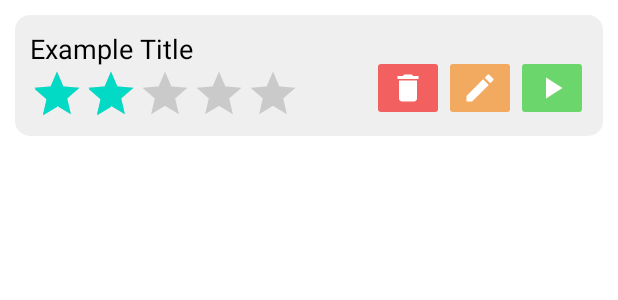
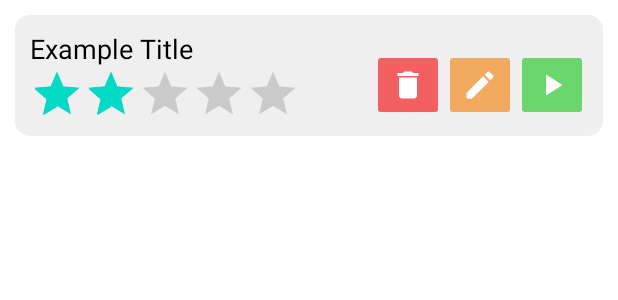
Before and after one commit to Andre-V/ScavHunt, an Android app: the layout row_play_hunt.xml on its own in the app's theme, with its tools: preview values and no code run, on a phone screen of 412 x 824 dp. Shown: the top 300 px of the screen. Run offline under Robolectric (Android 15) with nearby library versions, the phone set to English and light mode, and no system bars.

Commit message:
implement deletion and editing of ScavItem records

```diff
--- a/app/src/main/java/com/example/scavhunt/fragment/create/CreateHuntViewModel.kt
+++ b/app/src/main/java/com/example/scavhunt/fragment/create/CreateHuntViewModel.kt
@@ -7,6 +7,7 @@ import com.example.scavhunt.db.ScavItem
 class CreateHuntViewModel: ViewModel() {
     var hunt : ScavHunt = ScavHunt("")
     var items : MutableList<ScavItem> = mutableListOf()
+    var itemsToDelete : MutableList<ScavItem> = mutableListOf()
     fun setItemsID(id : Int) {
         for (item in items) {
             item.scavHuntId = id
--- a/app/src/main/java/com/example/scavhunt/fragment/play/FragmentPlayHunt.kt
+++ b/app/src/main/java/com/example/scavhunt/fragment/play/FragmentPlayHunt.kt
@@ -74,6 +74,7 @@ class FragmentPlayHunt : Fragment() {
         GlobalScope.launch {
             createHuntViewModel.hunt = item
             createHuntViewModel.items = ScavHuntApp.scavItemDao.selectAllWith(item.id) as MutableList<ScavItem>
+            createHuntViewModel.itemsToDelete = mutableListOf()
             GlobalScope.launch(Dispatchers.Main) {
                 fragment.findNavController().navigate(R.id.create_hunt)
             }
--- a/app/src/main/java/com/example/scavhunt/fragment/play/PlayScavHuntAdapter.kt
+++ b/app/src/main/java/com/example/scavhunt/fragment/play/PlayScavHuntAdapter.kt
@@ -41,7 +41,6 @@ class PlayScavHuntAdapter(
         private val playButton = v.findViewById<ImageButton>(R.id.row_play_play)
         private val editButton = v.findViewById<ImageButton>(R.id.row_play_edit)
         private val deleteButton = v.findViewById<ImageButton>(R.id.row_play_delete)
-        private val defaultColor = v.background
 
         fun bind(item: ScavHunt, position: Int) {
             if (item.completed) {
--- a/app/src/main/res/layout/row_play_hunt.xml
+++ b/app/src/main/res/layout/row_play_hunt.xml
@@ -30,9 +30,7 @@
 
         <ImageButton
             android:id="@+id/row_play_play"
-
-            android:layout_width="wrap_content"
-            android:layout_height="wrap_content"
+            style="@style/ImageButton"
             android:backgroundTint="@color/play"
             android:src="@drawable/ic_play_arrow_black_24dp"
             app:layout_constraintBottom_toBottomOf="parent"
@@ -41,9 +39,7 @@
 
         <ImageButton
             android:id="@+id/row_play_edit"
-
-            android:layout_width="wrap_content"
-            android:layout_height="wrap_content"
+            style="@style/ImageButton"
             android:backgroundTint="@color/edit"
             android:src="@drawable/ic_edit_black_24dp"
             app:layout_constraintBottom_toBottomOf="@+id/row_play_play"
@@ -52,9 +48,7 @@
 
         <ImageButton
             android:id="@+id/row_play_delete"
-
-            android:layout_width="wrap_content"
-            android:layout_height="wrap_content"
+            style="@style/ImageButton"
             android:backgroundTint="@color/delete"
             android:src="@drawable/ic_delete_black_24dp"
             app:layout_constraintBottom_toBottomOf="parent"
--- a/app/src/main/res/values/themes.xml
+++ b/app/src/main/res/values/themes.xml
@@ -22,4 +22,8 @@
         <item name="android:paddingTop">0dp</item>
         <item name="android:paddingBottom">0dp</item>
     </style>
+    <style name="ImageButton" parent="Widget.AppCompat.ImageButton">
+        <item name="android:layout_width">48dp</item>
+        <item name="android:layout_height">48dp</item>
+    </style>
 </resources>
```
Also changed, not shown: app/src/main/java/com/example/scavhunt/fragment/create/CreateScavItemAdapter.kt (+10 -3 lines), app/src/main/java/com/example/scavhunt/fragment/create/FragmentCreateHunt.kt (+14 -4 lines), app/src/main/res/layout/row_create_item.xml (+54 -11 lines).
